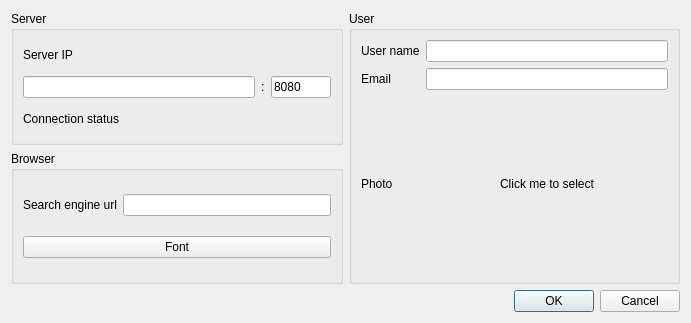
The window that FAQsBrowser/OptionsDlg.ui (congchenutd/COFAQs) describes before a commit, drawn with Qt 5.
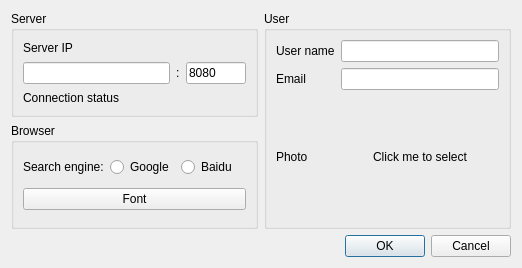
The same window after the commit. Custom widgets are drawn as their Qt base class.

Commit message: + New APIs (server end not finished): 	logSearchStart, logSearchEnd, logOpenResult, logCloseResult, logHelpful + Hide search bar on the search page

Patch:
```diff
--- a/FAQsBrowser/OptionsDlg.ui
+++ b/FAQsBrowser/OptionsDlg.ui
@@ -6,8 +6,8 @@
    <rect>
     <x>0</x>
     <y>0</y>
-    <width>691</width>
-    <height>323</height>
+    <width>522</width>
+    <height>268</height>
    </rect>
   </property>
   <property name="windowTitle">
@@ -129,14 +129,25 @@
       <item row="0" column="0">
        <widget class="QLabel" name="label_5">
         <property name="text">
-         <string>Search engine url</string>
+         <string>Search engine:</string>
         </property>
        </widget>
       </item>
       <item row="0" column="1">
-       <widget class="QLineEdit" name="leSearchEngineUrl"/>
+       <widget class="QRadioButton" name="radioGoogle">
+        <property name="text">
+         <string>Google</string>
+        </property>
+       </widget>
       </item>
-      <item row="1" column="0" colspan="2">
+      <item row="0" column="2">
+       <widget class="QRadioButton" name="radioBaidu">
+        <property name="text">
+         <string>Baidu</string>
+        </property>
+       </widget>
+      </item>
+      <item row="1" column="0" colspan="3">
        <widget class="QPushButton" name="btFont">
         <property name="text">
          <string>Font</string>
```
The commit also changes 118 other files.
